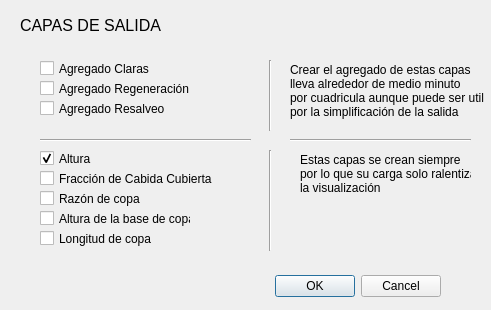
The window that silvilidar/salida_dialog_base.ui (diezrabanos/qgis_plugins) describes before a commit, drawn with Qt 5.
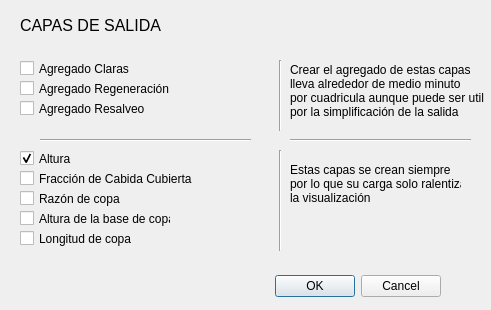
The same window after the commit.

What changed in the file:
```diff
--- a/silvilidar/salida_dialog_base.ui
+++ b/silvilidar/salida_dialog_base.ui
@@ -52,7 +52,7 @@
   <widget class="Line" name="line_4">
    <property name="geometry">
     <rect>
-     <x>260</x>
+     <x>270</x>
      <y>60</y>
      <width>20</width>
      <height>71</height>
@@ -65,8 +65,8 @@
   <widget class="QLabel" name="label_14">
    <property name="geometry">
     <rect>
-     <x>300</x>
-     <y>140</y>
+     <x>290</x>
+     <y>150</y>
      <width>171</width>
      <height>81</height>
     </rect>
@@ -110,9 +110,9 @@
   <widget class="QCheckBox" name="checkBox_claras">
    <property name="geometry">
     <rect>
-     <x>40</x>
+     <x>20</x>
      <y>60</y>
-     <width>121</width>
+     <width>221</width>
      <height>17</height>
     </rect>
    </property>
@@ -123,9 +123,9 @@
   <widget class="QCheckBox" name="checkBox_regeneracion">
    <property name="geometry">
     <rect>
-     <x>40</x>
+     <x>20</x>
      <y>80</y>
-     <width>151</width>
+     <width>221</width>
      <height>17</height>
     </rect>
    </property>
@@ -136,9 +136,9 @@
   <widget class="QCheckBox" name="checkBox_resalveo">
    <property name="geometry">
     <rect>
-     <x>40</x>
+     <x>20</x>
      <y>100</y>
-     <width>151</width>
+     <width>251</width>
      <height>17</height>
     </rect>
    </property>
@@ -149,7 +149,7 @@
   <widget class="QCheckBox" name="checkBox_altura">
    <property name="geometry">
     <rect>
-     <x>40</x>
+     <x>20</x>
      <y>150</y>
      <width>151</width>
      <height>17</height>
@@ -165,7 +165,7 @@
   <widget class="QCheckBox" name="checkBox_fcc">
    <property name="geometry">
     <rect>
-     <x>40</x>
+     <x>20</x>
      <y>170</y>
      <width>181</width>
      <height>17</height>
@@ -178,7 +178,7 @@
   <widget class="QCheckBox" name="checkBox_rc">
    <property name="geometry">
     <rect>
-     <x>40</x>
+     <x>20</x>
      <y>190</y>
      <width>151</width>
      <height>17</height>
@@ -191,7 +191,7 @@
   <widget class="QCheckBox" name="checkBox_hbc">
    <property name="geometry">
     <rect>
-     <x>40</x>
+     <x>20</x>
      <y>210</y>
      <width>151</width>
      <height>17</height>
@@ -204,7 +204,7 @@
   <widget class="QCheckBox" name="checkBox_lc">
    <property name="geometry">
     <rect>
-     <x>40</x>
+     <x>20</x>
      <y>230</y>
      <width>151</width>
      <height>17</height>
@@ -230,7 +230,7 @@
   <widget class="Line" name="line_7">
    <property name="geometry">
     <rect>
-     <x>260</x>
+     <x>270</x>
      <y>150</y>
      <width>20</width>
      <height>101</height>
```
Left out of the diff: 8 changed lines with no effect on the pictures.
